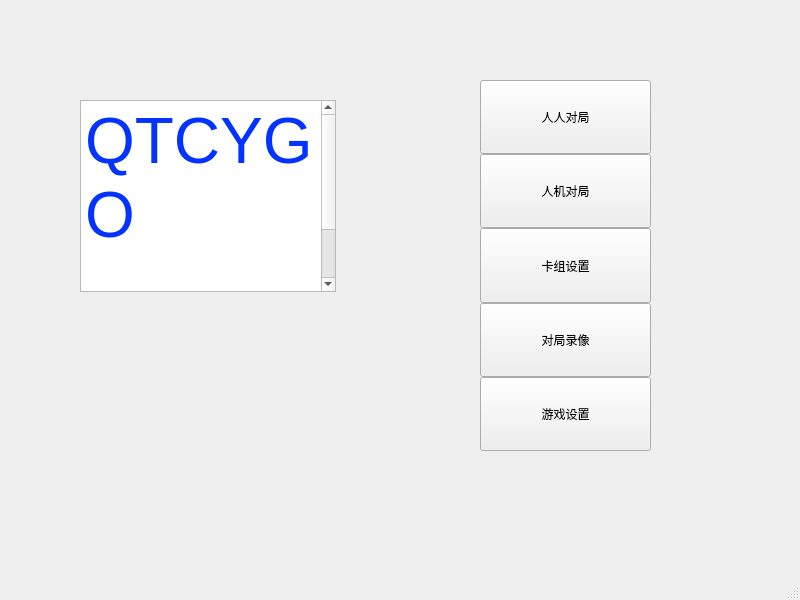
Old version of the form mainwindow.ui in the repository xiaxiaoguang/QTproject.
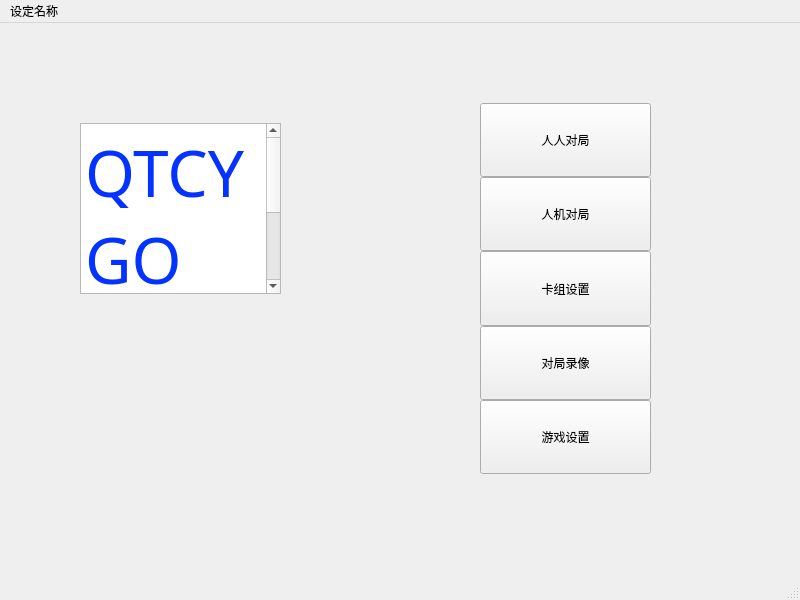
New version of the form. Icons and pictures are not drawn.

Diff of the .ui file:
```diff
--- a/mainwindow.ui
+++ b/mainwindow.ui
@@ -10,6 +10,26 @@
     <height>600</height>
    </rect>
   </property>
+  <property name="minimumSize">
+   <size>
+    <width>800</width>
+    <height>600</height>
+   </size>
+  </property>
+  <property name="maximumSize">
+   <size>
+    <width>800</width>
+    <height>600</height>
+   </size>
+  </property>
+  <property name="font">
+   <font>
+    <family>Hiragino Sans GB</family>
+   </font>
+  </property>
+  <property name="cursor">
+   <cursorShape>ArrowCursor</cursorShape>
+  </property>
   <property name="windowTitle">
    <string>MainWindow</string>
   </property>
@@ -19,8 +39,8 @@
      <rect>
       <x>80</x>
       <y>100</y>
-      <width>256</width>
-      <height>192</height>
+      <width>201</width>
+      <height>171</height>
      </rect>
     </property>
     <property name="html">
@@ -30,14 +50,14 @@
 hr { height: 1px; border-width: 0; }
 li.unchecked::marker { content: &quot;\2610&quot;; }
 li.checked::marker { content: &quot;\2612&quot;; }
-&lt;/style&gt;&lt;/head&gt;&lt;body style=&quot; font-family:'.AppleSystemUIFont'; font-size:13pt; font-weight:400; font-style:normal;&quot;&gt;
-&lt;p style=&quot; margin-top:0px; margin-bottom:0px; margin-left:0px; margin-right:0px; -qt-block-indent:0; text-indent:0px;&quot;&gt;&lt;span style=&quot; font-size:48pt; color:#0433ff;&quot;&gt;QTCYGO&lt;/span&gt;&lt;/p&gt;
-&lt;p style=&quot;-qt-paragraph-type:empty; margin-top:0px; margin-bottom:0px; margin-left:0px; margin-right:0px; -qt-block-indent:0; text-indent:0px; font-size:48pt; color:#0433ff;&quot;&gt;&lt;br /&gt;&lt;/p&gt;
-&lt;p style=&quot;-qt-paragraph-type:empty; margin-top:0px; margin-bottom:0px; margin-left:0px; margin-right:0px; -qt-block-indent:0; text-indent:0px;&quot;&gt;&lt;br /&gt;&lt;/p&gt;
-&lt;p style=&quot; margin-top:0px; margin-bottom:0px; margin-left:0px; margin-right:0px; -qt-block-indent:0; text-indent:0px;&quot;&gt;&lt;span style=&quot; font-weight:700; color:#ff2600;&quot;&gt;Beta 0.0.0&lt;/span&gt;&lt;/p&gt;&lt;/body&gt;&lt;/html&gt;</string>
+&lt;/style&gt;&lt;/head&gt;&lt;body style=&quot; font-family:'Hiragino Sans GB'; font-size:13pt; font-weight:400; font-style:normal;&quot;&gt;
+&lt;p style=&quot; margin-top:0px; margin-bottom:0px; margin-left:0px; margin-right:0px; -qt-block-indent:0; text-indent:0px;&quot;&gt;&lt;span style=&quot; font-family:'.AppleSystemUIFont'; font-size:48pt; color:#0433ff;&quot;&gt;QTCYGO&lt;/span&gt;&lt;/p&gt;
+&lt;p style=&quot;-qt-paragraph-type:empty; margin-top:0px; margin-bottom:0px; margin-left:0px; margin-right:0px; -qt-block-indent:0; text-indent:0px; font-family:'.AppleSystemUIFont'; font-size:48pt; color:#0433ff;&quot;&gt;&lt;br /&gt;&lt;/p&gt;
+&lt;p style=&quot;-qt-paragraph-type:empty; margin-top:0px; margin-bottom:0px; margin-left:0px; margin-right:0px; -qt-block-indent:0; text-indent:0px; font-family:'.AppleSystemUIFont';&quot;&gt;&lt;br /&gt;&lt;/p&gt;
+&lt;p style=&quot; margin-top:0px; margin-bottom:0px; margin-left:0px; margin-right:0px; -qt-block-indent:0; text-indent:0px;&quot;&gt;&lt;span style=&quot; font-family:'.AppleSystemUIFont'; font-weight:700; color:#ff2600;&quot;&gt;Beta 0.0.0&lt;/span&gt;&lt;/p&gt;&lt;/body&gt;&lt;/html&gt;</string>
     </property>
    </widget>
-   <widget class="QWidget" name="">
+   <widget class="QWidget" name="layoutWidget">
     <property name="geometry">
      <rect>
       <x>480</x>
@@ -133,6 +153,12 @@
      <height>22</height>
     </rect>
    </property>
+   <widget class="QMenu" name="menu">
+    <property name="title">
+     <string>设定名称</string>
+    </property>
+   </widget>
+   <addaction name="menu"/>
   </widget>
   <widget class="QStatusBar" name="statusbar"/>
  </widget>
```
Left out of the diff: 9 changed lines with no effect on the pictures.
